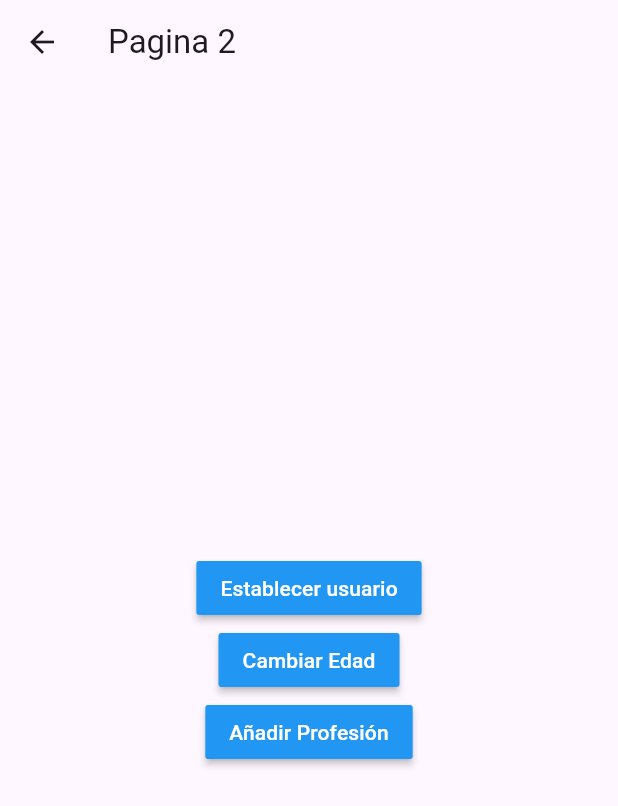
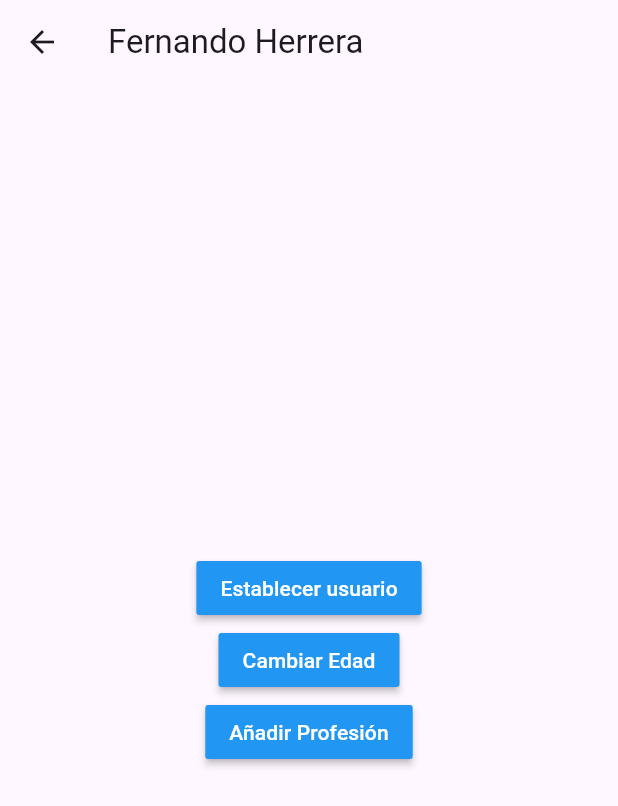
Before and after one commit to ceballot/estados, a Flutter app: the Pagina2Page screen opened by its route, after a tap on "Establecer usuario", on a phone screen of 412 x 824 dp. Shown: the top 806 px of the screen. Run offline on Flutter 3.47's test engine with Material 3 defaults, Android fonts, the phone set to English and light mode, and no system bars; accounts and stored records are empty.

Commit message:
Fin Singleton

```diff
--- a/lib/models/usuario.dart
+++ b/lib/models/usuario.dart
@@ -1,7 +1,7 @@
 class Usuario {
-  String nombre;
-  int edad;
-  List<String> profesiones;
+  final String nombre;
+  final int edad;
+  final List<String> profesiones;
 
   Usuario(
       {required this.nombre, required this.edad, required this.profesiones});
--- a/lib/pages/pagina1_page.dart
+++ b/lib/pages/pagina1_page.dart
@@ -1,3 +1,5 @@
+import 'package:estados/models/usuario.dart';
+import 'package:estados/services/usuario_service.dart';
 import 'package:flutter/material.dart';
 
 class Pagina1Page extends StatelessWidget {
@@ -5,21 +7,35 @@ class Pagina1Page extends StatelessWidget {
 
   @override
   Widget build(BuildContext context) {
+    final usuarioManager = UsuarioManager();
     return Scaffold(
         appBar: AppBar(
           title: const Text('Pagina 1'),
         ),
-        body: InformacionUsuario(),
+        // body: usuarioService.existeUsuario
+        body: StreamBuilder(
+          stream: usuarioManager.usuarioStream,
+          initialData: usuarioManager.getUsuario(),
+          builder: (BuildContext context, AsyncSnapshot snapshot) {
+            return snapshot.hasData
+                ? _InformacionUsuario(
+                    usuario: usuarioManager.getUsuario()!,
+                  )
+                : Center(child: const Text('No hay usuario'));
+          },
+        ),
         floatingActionButton: FloatingActionButton(
             child: const Icon(Icons.accessibility_new),
             onPressed: () => Navigator.pushNamed(context, 'pagina2')));
   }
 }
 
-class InformacionUsuario extends StatelessWidget {
-  const InformacionUsuario({
-    super.key,
+class _InformacionUsuario extends StatelessWidget {
+  const _InformacionUsuario({
+    required this.usuario,
   });
+
+  final Usuario usuario;
 
   @override
   Widget build(BuildContext context) {
@@ -29,27 +45,31 @@ class InformacionUsuario extends StatelessWidget {
       padding: const EdgeInsets.all(20),
       child: Column(
         crossAxisAlignment: CrossAxisAlignment.start,
-        children: const [
+        children: [
           Text('General',
               style: TextStyle(fontSize: 18, fontWeight: FontWeight.bold)),
           Divider(),
           ListTile(
-            title: Text('Nombre: '),
+            title: Text('Nombre: ${usuario.nombre}'),
           ),
           ListTile(
-            title: Text('Edad: '),
+            title: Text('Edad: ${usuario.edad}'),
           ),
           Text('Profesiones',
               style: TextStyle(fontSize: 18, fontWeight: FontWeight.bold)),
           Divider(),
           ListTile(
-            title: Text('Profesion 1: '),
+            title: Text('Profesion 1: ${usuario.profesiones[0]}'),
           ),
           ListTile(
-            title: Text('Profesion 2: '),
+            title: usuario.profesiones.length > 1
+                ? Text('Profesion 2: ${usuario.profesiones[1]}')
+                : Text('Profesion 2: No tiene'),
           ),
           ListTile(
-            title: Text('Profesion 3: '),
+            title: usuario.profesiones.length > 2
+                ? Text('Profesion 3: ${usuario.profesiones[2]}')
+                : Text('Profesion 3: No tiene'),
           ),
         ],
       ),
--- a/lib/pages/pagina2_page.dart
+++ b/lib/pages/pagina2_page.dart
@@ -1,3 +1,5 @@
+import 'package:estados/models/usuario.dart';
+import 'package:estados/services/usuario_service.dart';
 import 'package:flutter/material.dart';
 
 class Pagina2Page extends StatelessWidget {
@@ -5,16 +7,31 @@ class Pagina2Page extends StatelessWidget {
 
   @override
   Widget build(BuildContext context) {
+    final usuarioManager = UsuarioManager();
     return Scaffold(
       appBar: AppBar(
-        title: const Text('Pagina 2'),
+        title: StreamBuilder(
+          stream: usuarioManager.usuarioStream,
+          initialData: usuarioManager.getUsuario(),
+          builder: (BuildContext context, AsyncSnapshot snapshot) {
+            return snapshot.hasData
+                ? Text(snapshot.data.nombre)
+                : const Text('Pagina 2');
+          },
+        ),
       ),
       body: Center(
         child: Column(
           mainAxisAlignment: MainAxisAlignment.center,
           children: [
             MaterialButton(
-              onPressed: () {},
+              onPressed: () {
+                final nuevoUsuario = Usuario(
+                    nombre: 'Fernando Herrera',
+                    edad: 35,
+                    profesiones: ['Profesor']);
+                usuarioManager.setUsuario(nuevoUsuario);
+              },
               color: Colors.blue,
               child: const Text(
                 'Establecer usuario',
@@ -22,7 +39,11 @@ class Pagina2Page extends StatelessWidget {
               ),
             ),
             MaterialButton(
-              onPressed: () {},
+              onPressed: () {
+                if (usuarioManager.hasUsuario()) {
+                  usuarioManager.changeEdad(50);
+                }
+              },
               color: Colors.blue,
               child: const Text(
                 'Cambiar Edad',
@@ -30,7 +51,11 @@ class Pagina2Page extends StatelessWidget {
               ),
             ),
             MaterialButton(
-              onPressed: () {},
+              onPressed: () {
+                if (usuarioManager.hasUsuario()) {
+                  usuarioManager.addProfesion('Profesor de Flutter');
+                }
+              },
               color: Colors.blue,
               child: const Text(
                 'Añadir Profesión',
--- /dev/null
+++ b/lib/services/usuario_service.dart
@@ -0,0 +1,75 @@
+import 'dart:async';
+
+import 'package:estados/models/usuario.dart';
+
+class UsuarioManager {
+  // Instancia única del Singleton
+  static final UsuarioManager _instance = UsuarioManager._internal();
+
+  // Constructor privado
+  UsuarioManager._internal();
+
+  // Método factory para devolver la misma instancia
+  factory UsuarioManager() {
+    return _instance;
+  }
+
+// Instancia de Usuario gestionada por el Singleton
+  Usuario? _usuario;
+
+  // StreamController para emitir actualizaciones
+  final StreamController<Usuario?> _usuarioController =
+      StreamController<Usuario?>.broadcast();
+
+  // Getter para el Stream
+  Stream<Usuario?> get usuarioStream => _usuarioController.stream;
+
+// Método para establecer un Usuario
+  void setUsuario(Usuario usuario) {
+    _usuario = usuario;
+    _usuarioController.sink.add(_usuario); // Emitir la actualización
+  }
+
+  // Método para obtener el Usuario actual
+  Usuario? getUsuario() {
+    return _usuario;
+  }
+
+  // Método para verificar si hay un Usuario configurado
+  bool hasUsuario() {
+    return _usuario != null;
+  }
+
+// Método para cambiar la edad del Usuario
+  void changeEdad(int nuevaEdad) {
+    if (_usuario != null) {
+      _usuario = Usuario(
+        nombre: _usuario!.nombre,
+        edad: nuevaEdad,
+        profesiones: _usuario!.profesiones,
+      );
+      _usuarioController.sink.add(_usuario); // Emitir la actualización
+    } else {
+      throw Exception('No hay un Usuario configurado.');
+    }
+  }
+
+// Método para agregar una profesión al Usuario actual
+  void addProfesion(String profesion) {
+    if (_usuario != null) {
+      _usuario = Usuario(
+        nombre: _usuario!.nombre,
+        edad: _usuario!.edad,
+        profesiones: List.from(_usuario!.profesiones)..add(profesion),
+      );
+      _usuarioController.sink.add(_usuario); // Emitir la actualización
+    } else {
+      throw Exception('No hay un Usuario configurado.');
+    }
+  }
+
+  // Cerrar el StreamController
+  void dispose() {
+    _usuarioController.close();
+  }
+}
```
